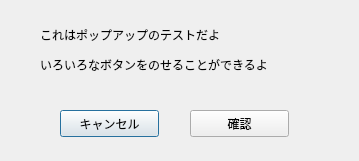
Qt form design/popupDialog.ui (kokimame/e-navi) before a commit.
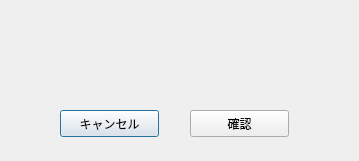
The same form after that commit.

The edit to the form file:
```diff
--- a/design/popupDialog.ui
+++ b/design/popupDialog.ui
@@ -23,7 +23,7 @@
     </rect>
    </property>
    <property name="text">
-    <string>&lt;html&gt;&lt;head/&gt;&lt;body&gt;&lt;p&gt;これはポップアップのテストだよ&lt;/p&gt;&lt;p&gt;いろいろなボタンをのせることができるよ&lt;/p&gt;&lt;/body&gt;&lt;/html&gt;</string>
+    <string>&lt;html&gt;&lt;head/&gt;&lt;body&gt;&lt;p&gt;&lt;br/&gt;&lt;/p&gt;&lt;/body&gt;&lt;/html&gt;</string>
    </property>
   </widget>
   <widget class="QPushButton" name="pushButton">
```
Left out of the diff: 6 changed lines with no effect on the pictures.
